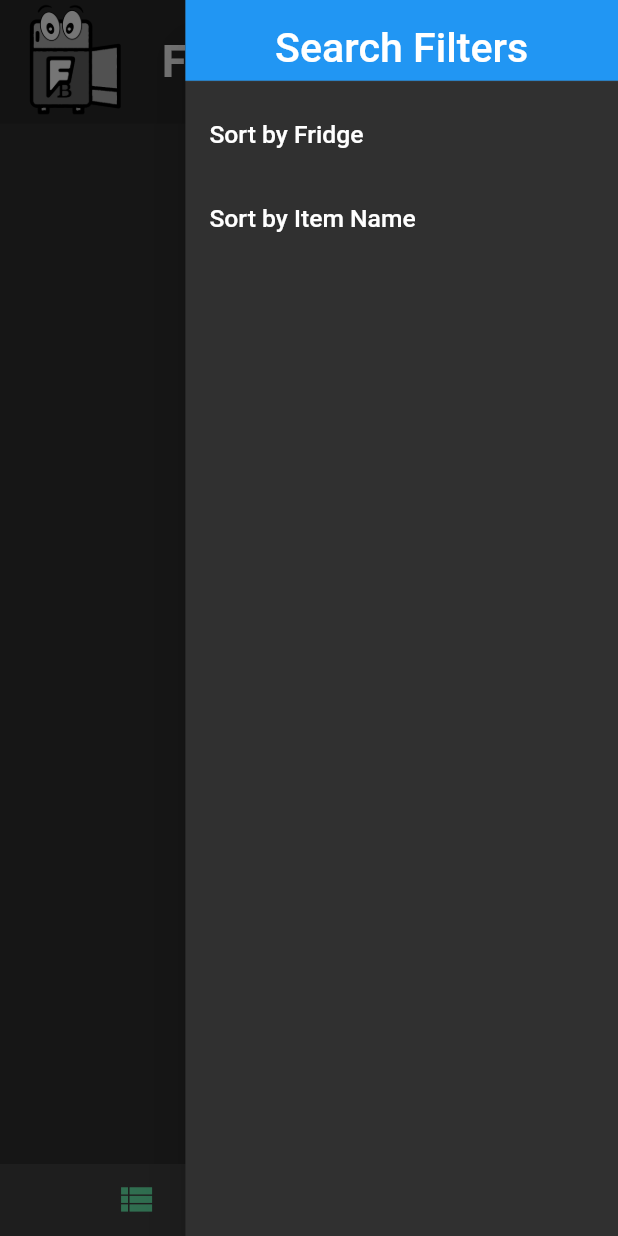
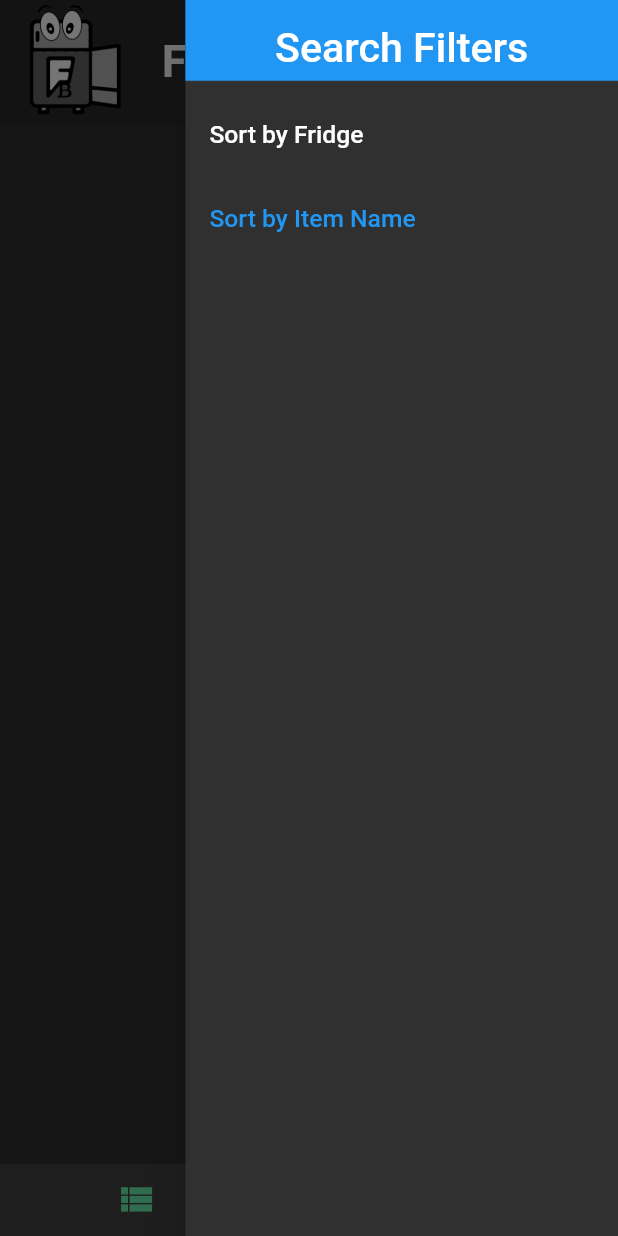
Before and after one commit to salawum/FridgeBuddyMobile, a Flutter app: the MyHomePage screen opened by its route, with the side drawer open, on a phone screen of 412 x 824 dp. Run offline on Flutter 3.47's test engine with Material 2 defaults, Android fonts, the phone set to English and light mode, and no system bars; our stand-ins replace cloud_firestore, firebase_messaging, flutter_local_notifications, shared_preferences; missing offline and left inert: global_configuration; accounts and stored records are empty.

```diff
--- a/FridgeBuddy view list/FridgeBuddy view list/lib/app_screens/mainView.dart
+++ b/FridgeBuddy view list/FridgeBuddy view list/lib/app_screens/mainView.dart
@@ -8,7 +8,12 @@ List<ListTile> favouriteItems = <ListTile>[];
 List searchList = [];
 var _search = true;
 var _searching = false;
+var filtered = false;
 GlobalKey<ScaffoldState> _scaffoldKey = new GlobalKey();
+List filteredList = [];
+List<ExpansionTile> expansionFilter = <ExpansionTile>[];
+var sortByFridge = false;
+var sortByName = true;
 
 BuildContext context;
 
@@ -127,10 +132,6 @@ class _MyHomePageState extends State<MyHomePage> {
                               fontSize: width/30,
                             ),
                           ),
-                          onChanged: (searchText)
-                          {
-                            //print (searchText.substring(0,1).toUpperCase());
-                          },
                         ),
                       ),
                       Expanded(
@@ -142,6 +143,7 @@ class _MyHomePageState extends State<MyHomePage> {
                             {
                               setState(() {
                                 _search = true;
+                                filtered = false;
                                 _textEditControl.clear();
                               });
                             },
@@ -189,6 +191,7 @@ class _MyHomePageState extends State<MyHomePage> {
                           onPressed: ()
                           {
                             setState(() {
+                              filtered = false;
                               _search = false;
                             });
                           },
@@ -214,7 +217,11 @@ class _MyHomePageState extends State<MyHomePage> {
               ),
               Flexible(
                 fit: FlexFit.tight,
-                child: ItemList(),
+                child: (!filtered)
+                  ? ItemList()
+                  : ListView(
+                    children: expansionFilter.toList(),
+                )
               ),
             ],
           ),
@@ -250,10 +257,14 @@ class _MyHomePageState extends State<MyHomePage> {
                       ),
                     ),
                   ),
+                  selected: sortByFridge,
                   onTap: () {
-                    //stuff
-                    //print(_textEditControl.text);
+                    setState(() {
+                      filtered = true;
                       Navigator.pop(context);
+                      sortByFridge = true;
+                      sortByName = false;
+                    });
                   },
                 ),
                 ListTile(
@@ -266,9 +277,14 @@ class _MyHomePageState extends State<MyHomePage> {
                       ),
                     ),
                   ),
+                  selected: sortByName,
                   onTap: () {
-                    //stuff
+                    setState(() {
+                      filtered = false;
                       Navigator.pop(context);
+                      sortByFridge = false;
+                      sortByName = true;
+                    });
                   },
                 ),
               ],
@@ -324,6 +340,41 @@ class ItemList extends StatelessWidget
             textAlign: TextAlign.center,
           );
         }
+        filteredList.clear();
+        expansionFilter.clear();
+        for(int i=0;i<snapshot.data.documents.length;i++)
+        {
+          filteredList.add(snapshot.data.documents[i]['Fridge']+"_"+snapshot.data.documents[i]['Date Added'].toString()+"_"+snapshot.data.documents[i]['Item name']+"_"+snapshot.data.documents[i]['Quantity'].toString()+"_"+snapshot.data.documents[i]['Donator']);
+        }
+        filteredList.sort();
+        for(int i=0;i<filteredList.length;i++)
+        {
+          List temp = filteredList[i].toString().split("_");
+          expansionFilter.add(
+            new ExpansionTile(
+              leading: Icon(
+                Icons.fastfood,
+                color: Colors.blue[700],
+                size: width/15,
+              ),
+              title: Padding(
+                padding: EdgeInsets.only(left: width/50),
+                child: new Text(temp[2],
+                  textAlign: TextAlign.left,
+                  style: TextStyle(
+                    fontSize: width/25,
+                  ),
+                ),
+              ),
+              children: <Widget>[
+                ItemInfo(str:temp[1], iconImage: Icons.access_time,),
+                ItemInfo(str:temp[0], iconImage: Icons.camera_rear,), //remember to change
+                ItemInfo(str:temp[3], iconImage: Icons.format_list_numbered,),
+                ItemInfo(str:temp[4], iconImage: Icons.home,),
+              ],
+            )
+          );
+        }
         return (!_searching)
             ? ListView(
           children: snapshot.data.documents.map((document) {
@@ -358,8 +409,6 @@ class ItemList extends StatelessWidget
           children: snapshot.data.documents.map((document) {
             if(document['Item name'].toString().toLowerCase().contains((_textEditControl.text).toLowerCase()) && _textEditControl.text.isNotEmpty)
             {
-              print(_textEditControl.text);
-              print(document['Item name']);
               return Padding(
                 padding: EdgeInsets.symmetric(vertical: width/50),
                 child: new ExpansionTile(
@@ -385,7 +434,6 @@ class ItemList extends StatelessWidget
               );
             }else
             {
-              print("Not equal");
               Text empty = new Text("");
               return empty;
             }
--- a/FridgeBuddy view list/FridgeBuddy view list/pubspec.yaml
+++ b/FridgeBuddy view list/FridgeBuddy view list/pubspec.yaml
@@ -22,7 +22,6 @@ dependencies:
   shared_preferences: ^0.4.2
   global_configuration: ^0.1.4
   flutter_local_notifications: 0.4.5
-  android_alarm_manager: 0.2.3
   firebase_messaging: 2.2.0+1
 
 
```
Lines whose indentation alone changed are shown as unchanged.
